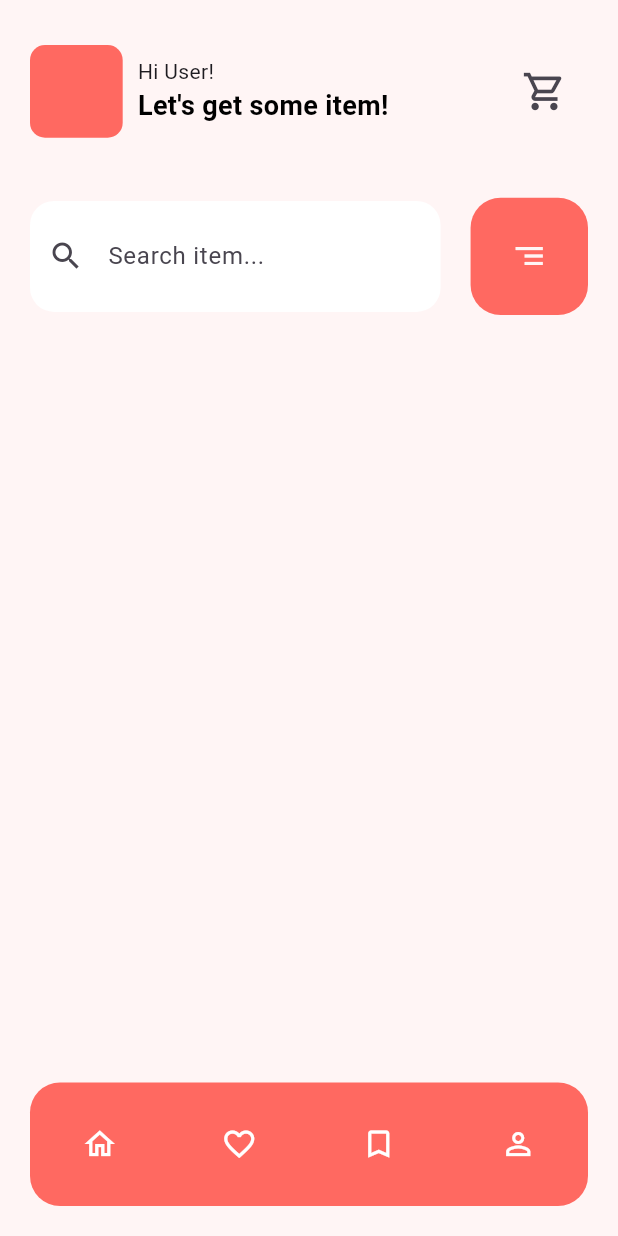
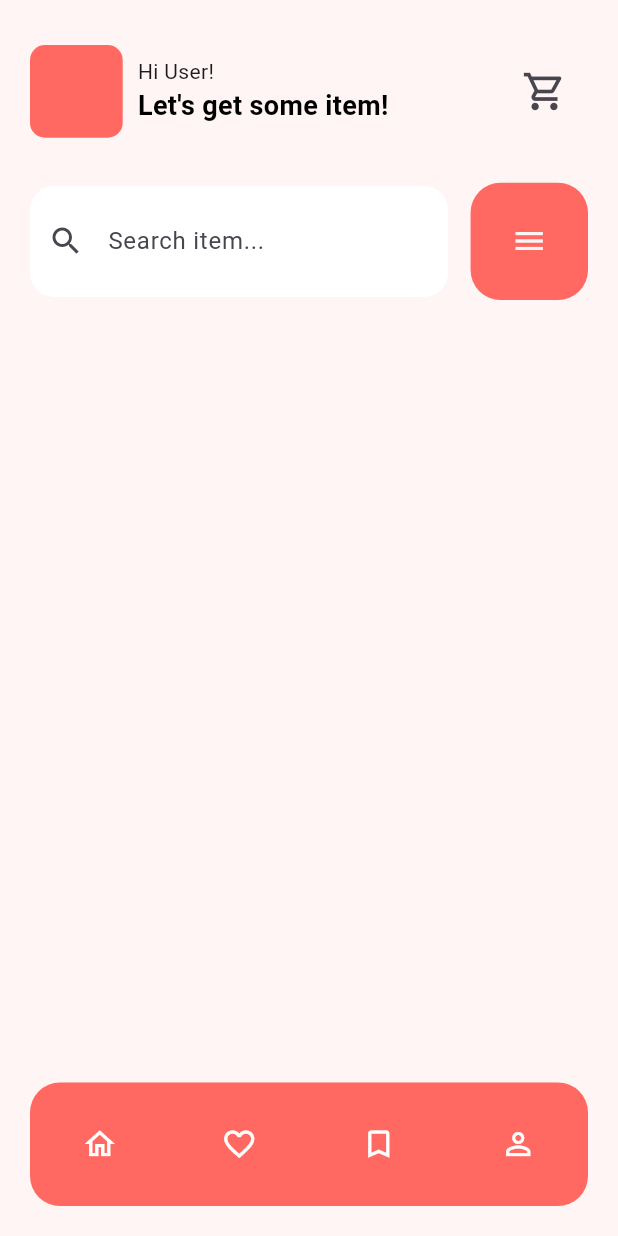
Before and after one commit to lolopindik/FruitShop, a Flutter app: the screen it shows after launch, on a phone screen of 412 x 824 dp. Run offline on Flutter 3.47's test engine with Material 3 defaults, Android fonts, the phone set to English and light mode, and no system bars.

Commit message:
include little fixes

```diff
--- a/lib/pages/home_page.dart
+++ b/lib/pages/home_page.dart
@@ -1,6 +1,7 @@
 import 'package:flutter/material.dart';
 import 'package:fruit_shop/preferences/app_theme.dart';
 import 'package:fruit_shop/widgets/bottom_bar.dart';
+import 'package:fruit_shop/widgets/filter.dart';
 import 'package:fruit_shop/widgets/searh.dart';
 
 class HomePage extends StatefulWidget {
@@ -20,7 +21,7 @@ class _HomePageState extends State<HomePage> {
         crossAxisAlignment: CrossAxisAlignment.start,
         children: <Widget>[
           Padding(
-            padding: const EdgeInsets.only(bottom: 30),
+            padding: const EdgeInsets.only(bottom: 20),
             child: Row(
               mainAxisAlignment: MainAxisAlignment.spaceBetween,
               children: <Widget>[
@@ -35,7 +36,21 @@ class _HomePageState extends State<HomePage> {
                     ),
                   ),
                 ),
-                buildSearchBar(context),
+                const Expanded(
+                  child: Padding(
+                    padding: EdgeInsets.only(left: 10),
+                    child: Column(
+                      crossAxisAlignment: CrossAxisAlignment.start,
+                      mainAxisSize: MainAxisSize.min,
+                      children: <Widget>[
+                        SizedBox(height: 30),
+                        Text("Hi User!"),
+                        Text("Let's get some item!",
+                            style: TextStyles.accountLabel),
+                      ],
+                    ),
+                  ),
+                ),
                 Padding(
                   padding: const EdgeInsets.only(right: 25, top: 30),
                   child: IconButton(
@@ -50,44 +65,12 @@ class _HomePageState extends State<HomePage> {
             padding: const EdgeInsets.symmetric(horizontal: 20, vertical: 10),
             child: Row(
               children: [
-                Expanded(
-                  child: TextField(
-                    decoration: InputDecoration(
-                      hintText: 'Search item...',
-                      border: OutlineInputBorder(
-                        borderRadius: BorderRadius.circular(16),
-                        borderSide: BorderSide.none,
-                      ),
-                      filled: true,
-                      fillColor: AppTheme.elemntsBackground,
-                      contentPadding: const EdgeInsets.symmetric(
-                          horizontal: 30,
-                          vertical: 25),
-                      prefixIcon: const Icon(Icons.search),
-                    ),
-                  ),
-                ),
-                const SizedBox(width: 20),
-                Container(
-                  height: MediaQuery.of(context).size.height * 0.095,
-                  width: MediaQuery.of(context).size.height * 0.095,
-                  decoration: BoxDecoration(
-                    color: AppTheme.mainColor,
-                    borderRadius: BorderRadius.circular(20),
-                  ),
-                  child: IconButton(
-                    onPressed: () {
-                      // Обработка нажатия на иконку меню
-                    },
-                    icon: const Icon(Icons.segment_outlined,
-                        color: AppTheme.sceletonBackground),
-                    iconSize: 24,
-                  ),
-                ),
+                buildSearchBar(context),
+                const SizedBox(width: 15),
+                buildfilter(context),
               ],
             ),
           ),
-          //next code put here
         ],
       ),
     );
--- a/lib/preferences/app_theme.dart
+++ b/lib/preferences/app_theme.dart
@@ -9,5 +9,6 @@ class AppTheme {
 }
 
 class TextStyles {
-  static const TextStyle firstLabel = TextStyle(fontSize: 18, color: Colors.black, fontWeight: FontWeight.bold);
+  static const TextStyle accountLabel = TextStyle(fontSize: 18, color: Colors.black, fontWeight: FontWeight.bold);
+  static const TextStyle itemLabel = TextStyle(fontSize: 24, color: AppTheme.labelText, fontWeight: FontWeight.bold);
 }
--- /dev/null
+++ b/lib/widgets/filter.dart
@@ -0,0 +1,20 @@
+import 'package:flutter/material.dart';
+import 'package:fruit_shop/preferences/app_theme.dart';
+
+Widget buildfilter(BuildContext context) {
+  return Container(
+    height: MediaQuery.of(context).size.height * 0.095,
+    width: MediaQuery.of(context).size.height * 0.095,
+    decoration: BoxDecoration(
+      color: AppTheme.mainColor,
+      borderRadius: BorderRadius.circular(20),
+    ),
+    child: IconButton(
+      onPressed: () {
+        // Обработка нажатия на иконку меню
+      },
+      icon: const Icon(Icons.menu, color: AppTheme.sceletonBackground),
+      iconSize: 24,
+    ),
+  );
+}
--- a/lib/widgets/searh.dart
+++ b/lib/widgets/searh.dart
@@ -2,17 +2,19 @@ import 'package:flutter/material.dart';
 import 'package:fruit_shop/preferences/app_theme.dart';
 
 Widget buildSearchBar(BuildContext context) {
-  return const Expanded(
-    child: Padding(
-      padding: EdgeInsets.only(left: 10),
-      child: Column(
-        crossAxisAlignment: CrossAxisAlignment.start,
-        mainAxisSize: MainAxisSize.min,
-        children: <Widget>[
-          SizedBox(height: 30),
-          Text("Hi User!"),
-          Text("Let's get some item!", style: TextStyles.firstLabel),
-        ],
+  return Expanded(
+    child: TextField(
+      decoration: InputDecoration(
+        hintText: 'Search item...',
+        border: OutlineInputBorder(
+          borderRadius: BorderRadius.circular(16),
+          borderSide: BorderSide.none,
+        ),
+        filled: true,
+        fillColor: AppTheme.elemntsBackground,
+        contentPadding:
+            const EdgeInsets.symmetric(horizontal: 30, vertical: 25),
+        prefixIcon: const Icon(Icons.search),
       ),
     ),
   );
```
